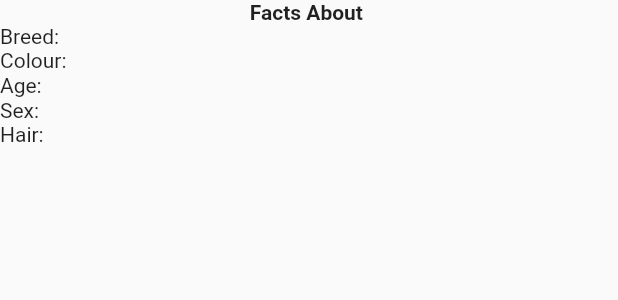
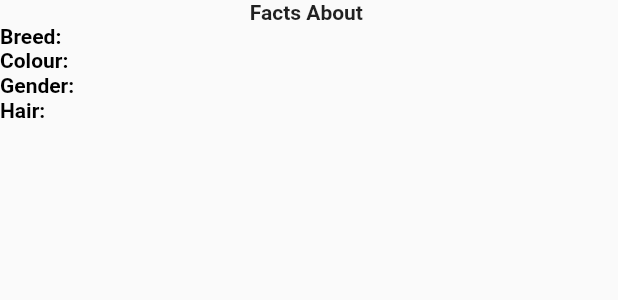
Before and after one commit to toddburgessmedia/FlutterTorontoCatRescue, a Flutter app: the PetDetailFacts widget shown alone on an empty page, opened directly with empty values, on a phone screen of 412 x 824 dp. Shown: the top 300 px of the screen. Run offline on Flutter 3.47's test engine with Material 2 defaults, Android fonts, the phone set to English and light mode, and no system bars; our stand-ins replace carousel_slider, chopper, flushbar, flutter_html; generated files the repository leaves out were written again; network calls fail; statements that could not run were skipped.

Commit message:
Facts about cat information

```diff
--- a/lib/ui/petdetail/pet_detail_facts.dart
+++ b/lib/ui/petdetail/pet_detail_facts.dart
@@ -2,39 +2,75 @@ import 'package:cat_adopt_flutter/model/pet_detail.dart';
 import 'package:cat_adopt_flutter/model/pet_detail_info.dart';
 import 'package:flutter/material.dart';
 
-class PetDetailFacts extends StatelessWidget {
+class PetDetailFacts extends StatefulWidget {
 
   final PetDetailInfo petDetail;
-  int rows = 1;
 
   PetDetailFacts({Key key, this.petDetail}) : super();
 
   @override
+  _PetDetailFactsState createState() => _PetDetailFactsState();
+}
+
+class _PetDetailFactsState extends State<PetDetailFacts> {
+  int rows = 1;
+
+  int _setGridRows() {
+
+
+    if (MediaQuery.of(context).orientation == Orientation.landscape)
+      return 2;
+    else
+      return 1;
+
+  }
+
+  @override
   Widget build(BuildContext context) {
-    return OrientationBuilder(
-        builder: (context,orientation) {
-      if (orientation == Orientation.landscape)
-        rows = 2;
-      else
-        rows = 1;
       return Column(
         children: <Widget>[
-          Text('Facts About ${petDetail.petName}',style: TextStyle(fontWeight: FontWeight.bold),),
+          Text('Facts About ${widget.petDetail.petName}',style: TextStyle(fontWeight: FontWeight.bold),),
           GridView.count(
             shrinkWrap: true,
-              crossAxisCount: rows,
+              crossAxisCount: _setGridRows(),
               childAspectRatio: 25,
               children: <Widget>[
-                GridTile(child: Text('Breed: ${petDetail.primaryBreed}')),
-                GridTile(child: Text('Colour: ${petDetail.furColour}')),
-                GridTile(child: Text('Age: ${petDetail.age}')),
-                GridTile(child: Text('Sex: ${petDetail.sex}')),
-                GridTile(child: Text('Hair: ${petDetail.hairLength}'))
+                GridTile(
+                    child: RichText(
+                        text: TextSpan(
+                          text: 'Breed: ',
+                          style: TextStyle(fontWeight: FontWeight.bold,color: Colors.black),
+                          children: <TextSpan>[
+                            TextSpan(text: widget.petDetail.primaryBreed, style: TextStyle(fontWeight: FontWeight.normal)),
+                  ]),),),
+                GridTile(
+                  child: RichText(
+                    text: TextSpan(
+                        text: 'Colour: ',
+                        style: TextStyle(fontWeight: FontWeight.bold,color: Colors.black),
+                        children: <TextSpan>[
+                          TextSpan(text: widget.petDetail.furColour, style: TextStyle(fontWeight: FontWeight.normal)),
+                        ]),),),
+                GridTile(
+                  child: RichText(
+                    text: TextSpan(
+                        text: 'Gender: ',
+                        style: TextStyle(fontWeight: FontWeight.bold,color: Colors.black),
+                        children: <TextSpan>[
+                          TextSpan(text: widget.petDetail.sex, style: TextStyle(fontWeight: FontWeight.normal)),
+                        ]),),),
+                GridTile(
+                  child: RichText(
+                    text: TextSpan(
+                        text: 'Hair: ',
+                        style: TextStyle(fontWeight: FontWeight.bold,color: Colors.black),
+                        children: <TextSpan>[
+                          TextSpan(text: widget.petDetail.hairLength, style: TextStyle(fontWeight: FontWeight.normal)),
+                        ]),),),
               ],
 
           ),
         ],
-      );},
-    );
+      );
   }
 }
```
